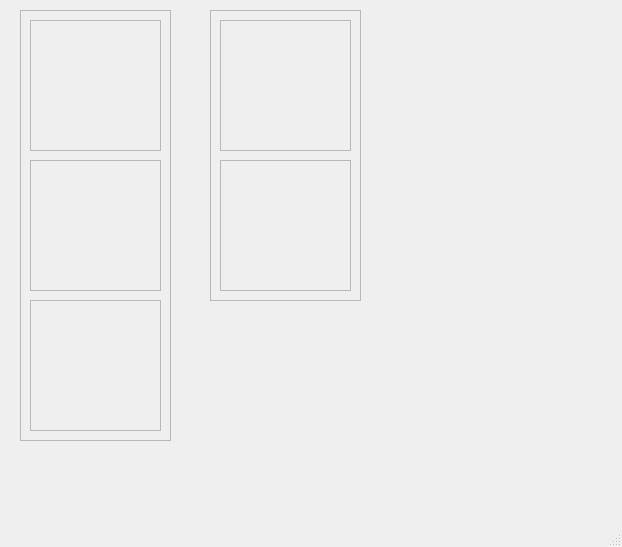
Before: the Qt Designer form Trafficlight.ui in aesthetic-what/12321412421541, drawn with Qt 5.
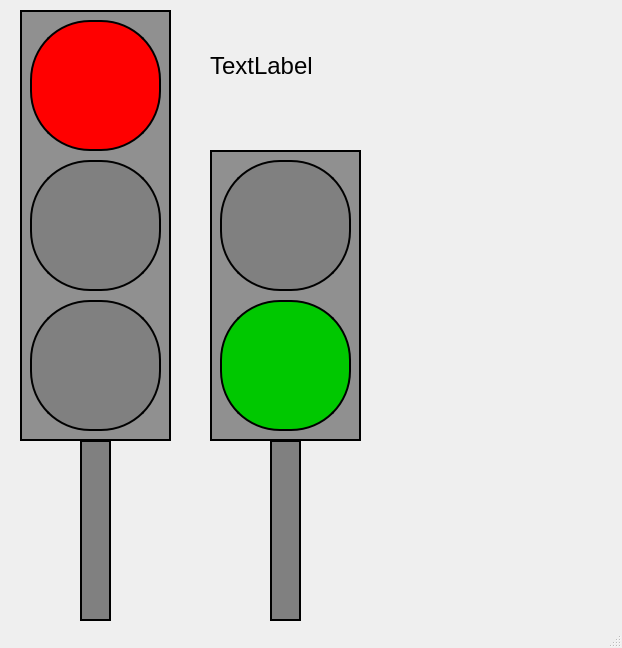
After: the same form once the commit is applied.

```diff
--- a/Trafficlight.ui
+++ b/Trafficlight.ui
@@ -7,7 +7,7 @@
     <x>0</x>
     <y>0</y>
     <width>622</width>
-    <height>547</height>
+    <height>648</height>
    </rect>
   </property>
   <property name="windowTitle">
@@ -24,7 +24,7 @@
      </rect>
     </property>
     <property name="styleSheet">
-     <string notr="true">backgrond-color: rgb(144, 144, 144)</string>
+     <string notr="true">background-color: rgb(144, 144, 144); border: 2px solid black</string>
     </property>
     <property name="frameShape">
      <enum>QFrame::StyledPanel</enum>
@@ -42,7 +42,7 @@
       </rect>
      </property>
      <property name="styleSheet">
-      <string notr="true"/>
+      <string notr="true">background-color:grey; border-radius: 60px; border: 2px solid black</string>
      </property>
      <property name="frameShape">
       <enum>QFrame::StyledPanel</enum>
@@ -61,7 +61,7 @@
       </rect>
      </property>
      <property name="styleSheet">
-      <string notr="true"/>
+      <string notr="true">background-color: grey; border-radius: 60px; border: 2px solid black</string>
      </property>
      <property name="frameShape">
       <enum>QFrame::StyledPanel</enum>
@@ -80,7 +80,7 @@
       </rect>
      </property>
      <property name="styleSheet">
-      <string notr="true"/>
+      <string notr="true">background-color: red; border-radius: 60px; border: 2px solid black</string>
      </property>
      <property name="frameShape">
       <enum>QFrame::StyledPanel</enum>
@@ -94,13 +94,13 @@
     <property name="geometry">
      <rect>
       <x>210</x>
-      <y>10</y>
+      <y>150</y>
       <width>151</width>
       <height>291</height>
      </rect>
     </property>
     <property name="styleSheet">
-     <string notr="true">backgrond-color: rgb(144, 144, 144)</string>
+     <string notr="true">background-color: rgb(144, 144, 144); border: 2px solid black</string>
     </property>
     <property name="frameShape">
      <enum>QFrame::StyledPanel</enum>
@@ -118,7 +118,7 @@
       </rect>
      </property>
      <property name="styleSheet">
-      <string notr="true"/>
+      <string notr="true">background-color: rgb(0, 200, 0); border-radius: 60px; border: 2px solid black</string>
      </property>
      <property name="frameShape">
       <enum>QFrame::StyledPanel</enum>
@@ -137,7 +137,7 @@
       </rect>
      </property>
      <property name="styleSheet">
-      <string notr="true"/>
+      <string notr="true">background-color: grey; border-radius: 60px; border: 2px solid black</string>
      </property>
      <property name="frameShape">
       <enum>QFrame::StyledPanel</enum>
@@ -147,6 +147,60 @@
      </property>
     </widget>
    </widget>
+   <widget class="QLabel" name="label">
+    <property name="geometry">
+     <rect>
+      <x>210</x>
+      <y>20</y>
+      <width>151</width>
+      <height>91</height>
+     </rect>
+    </property>
+    <property name="styleSheet">
+     <string notr="true">font-size: 24px</string>
+    </property>
+    <property name="text">
+     <string>TextLabel</string>
+    </property>
+   </widget>
+   <widget class="QFrame" name="frame_2">
+    <property name="geometry">
+     <rect>
+      <x>80</x>
+      <y>440</y>
+      <width>31</width>
+      <height>181</height>
+     </rect>
+    </property>
+    <property name="styleSheet">
+     <string notr="true">background-color: grey; border: 2px solid black</string>
+    </property>
+    <property name="frameShape">
+     <enum>QFrame::StyledPanel</enum>
+    </property>
+    <property name="frameShadow">
+     <enum>QFrame::Raised</enum>
+    </property>
+   </widget>
+   <widget class="QFrame" name="frame_3">
+    <property name="geometry">
+     <rect>
+      <x>270</x>
+      <y>440</y>
+      <width>31</width>
+      <height>181</height>
+     </rect>
+    </property>
+    <property name="styleSheet">
+     <string notr="true">background-color: grey; border: 2px solid black</string>
+    </property>
+    <property name="frameShape">
+     <enum>QFrame::StyledPanel</enum>
+    </property>
+    <property name="frameShadow">
+     <enum>QFrame::Raised</enum>
+    </property>
+   </widget>
   </widget>
   <widget class="QMenuBar" name="menubar">
    <property name="geometry">
```
